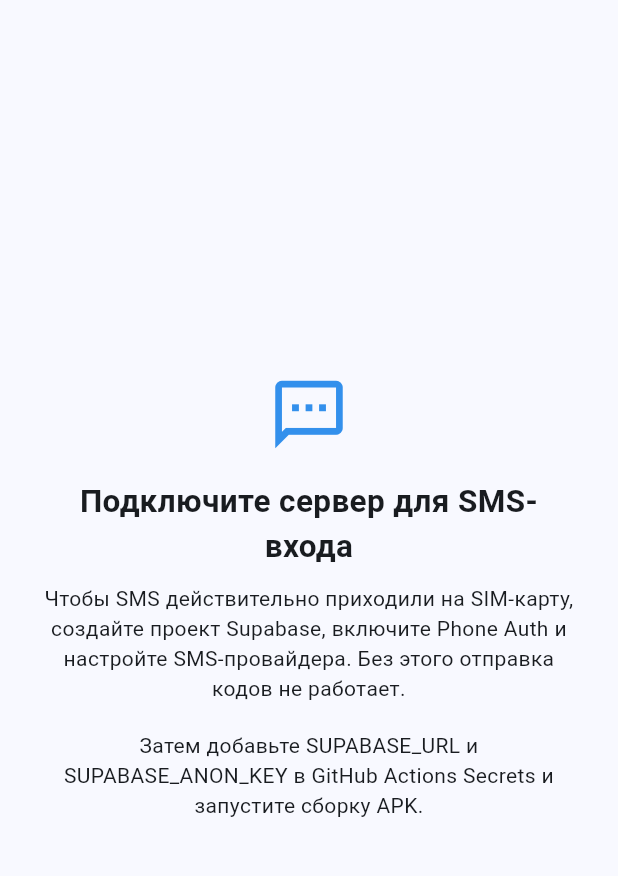
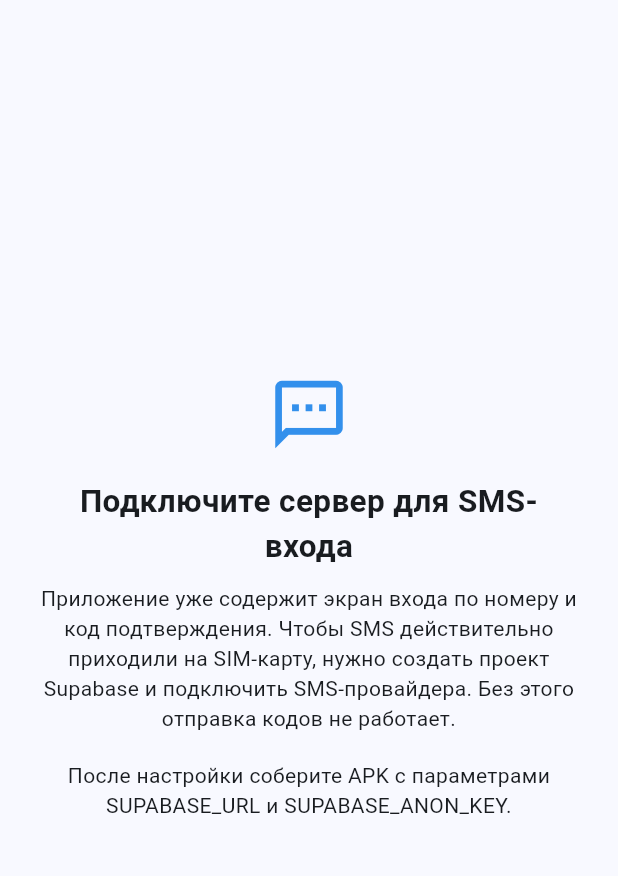
Before and after one commit to Fosre/Nexio, a Flutter app: the screen it shows after launch, on a phone screen of 412 x 824 dp, the part 63-939 px from its top. Run offline on Flutter 3.47's test engine with Material 3 defaults, Android fonts, the phone set to English and light mode, and no system bars; our stand-ins replace supabase_flutter; accounts and stored records are empty.

Commit message:
Add Nexio phone authentication and sticker UI

```diff
--- a/lib/main.dart
+++ b/lib/main.dart
@@ -16,12 +16,14 @@ Future<void> main() async {
 class NexioApp extends StatefulWidget {
   const NexioApp({super.key, required this.backendConfigured});
   final bool backendConfigured;
+
   @override
   State<NexioApp> createState() => _NexioAppState();
 }
 
 class _NexioAppState extends State<NexioApp> {
   ThemeMode mode = ThemeMode.system;
+
   @override
   Widget build(BuildContext context) {
     const blue = Color(0xFF3390EC);
@@ -35,26 +37,27 @@ class _NexioAppState extends State<NexioApp> {
       ),
       home: widget.backendConfigured
           ? AuthGate(onThemeChanged: (v) => setState(() => mode = v))
-          : const SetupRequired(),
+          : SetupRequired(onThemeChanged: (v) => setState(() => mode = v)),
     );
   }
 }
 
 class SetupRequired extends StatelessWidget {
-  const SetupRequired({super.key});
+  const SetupRequired({super.key, required this.onThemeChanged});
+  final ValueChanged<ThemeMode> onThemeChanged;
   @override
   Widget build(BuildContext context) => Scaffold(
     appBar: AppBar(title: const Text('Nexio')),
-    body: const Center(child: Padding(
-      padding: EdgeInsets.all(24),
+    body: Center(child: Padding(
+      padding: const EdgeInsets.all(24),
       child: Column(mainAxisSize: MainAxisSize.min, children: [
-        Icon(Icons.sms_outlined, size: 54, color: Color(0xFF3390EC)),
-        SizedBox(height: 16),
-        Text('Подключите сервер для SMS-входа', style: TextStyle(fontSize: 21, fontWeight: FontWeight.bold), textAlign: TextAlign.center),
-        SizedBox(height: 10),
-        Text('Чтобы SMS действительно приходили на SIM-карту, создайте проект Supabase, включите Phone Auth и настройте SMS-провайдера. Без этого отправка кодов не работает.', textAlign: TextAlign.center),
-        SizedBox(height: 18),
-        Text('Затем добавьте SUPABASE_URL и SUPABASE_ANON_KEY в GitHub Actions Secrets и запустите сборку APK.', textAlign: TextAlign.center),
+        const Icon(Icons.sms_outlined, size: 54, color: Color(0xFF3390EC)),
+        const SizedBox(height: 16),
+        const Text('Подключите сервер для SMS-входа', style: TextStyle(fontSize: 21, fontWeight: FontWeight.bold), textAlign: TextAlign.center),
+        const SizedBox(height: 10),
+        const Text('Приложение уже содержит экран входа по номеру и код подтверждения. Чтобы SMS действительно приходили на SIM-карту, нужно создать проект Supabase и подключить SMS-провайдера. Без этого отправка кодов не работает.', textAlign: TextAlign.center),
+        const SizedBox(height: 18),
+        const Text('После настройки соберите APK с параметрами SUPABASE_URL и SUPABASE_ANON_KEY.', textAlign: TextAlign.center),
       ]),
     )),
   );
@@ -67,16 +70,14 @@ class AuthGate extends StatelessWidget {
   Widget build(BuildContext context) => StreamBuilder<AuthState>(
     stream: Supabase.instance.client.auth.onAuthStateChange,
     builder: (context, snapshot) {
-      if (Supabase.instance.client.auth.currentSession != null) {
-        return HomeScreen(onThemeChanged: onThemeChanged);
-      }
-      return const PhoneAuthScreen();
+      final session = Supabase.instance.client.auth.currentSession;
+      if (session != null) return HomeScreen(onThemeChanged: onThemeChanged);
+      return PhoneAuthScreen();
     },
   );
 }
 
 class PhoneAuthScreen extends StatefulWidget {
-  const PhoneAuthScreen({super.key});
   @override
   State<PhoneAuthScreen> createState() => _PhoneAuthScreenState();
 }
@@ -90,17 +91,17 @@ class _PhoneAuthScreenState extends State<PhoneAuthScreen> {
   Future<void> sendCode() async {
     final number = phone.text.trim();
     if (!number.startsWith('+') || number.length < 8) {
-      setState(() => error = 'Введите номер в международном формате, например +380…');
+      setState(() => error = 'Введите номер в международном формате, например +33… или +7…');
       return;
     }
     setState(() { busy = true; error = null; });
     try {
       await Supabase.instance.client.auth.signInWithOtp(phone: number);
-      if (mounted) setState(() => sent = true);
+      setState(() => sent = true);
     } on AuthException catch (e) {
-      if (mounted) setState(() => error = e.message);
+      setState(() => error = e.message);
     } catch (_) {
-      if (mounted) setState(() => error = 'Не удалось отправить SMS. Проверьте настройки SMS-провайдера.');
+      setState(() => error = 'Не удалось отправить SMS. Проверьте настройки SMS-провайдера.');
     } finally {
       if (mounted) setState(() => busy = false);
     }
@@ -110,12 +111,14 @@ class _PhoneAuthScreenState extends State<PhoneAuthScreen> {
     setState(() { busy = true; error = null; });
     try {
       await Supabase.instance.client.auth.verifyOTP(
-        phone: phone.text.trim(), token: code.text.trim(), type: OtpType.sms,
+        phone: phone.text.trim(),
+        token: code.text.trim(),
+        type: OtpType.sms,
       );
     } on AuthException catch (e) {
-      if (mounted) setState(() => error = e.message);
+      setState(() => error = e.message);
     } catch (_) {
-      if (mounted) setState(() => error = 'Не удалось проверить код. Попробуйте ещё раз.');
+      setState(() => error = 'Не удалось проверить код. Попробуйте ещё раз.');
     } finally {
       if (mounted) setState(() => busy = false);
     }
@@ -138,7 +141,7 @@ class _PhoneAuthScreenState extends State<PhoneAuthScreen> {
           Text(sent ? 'Введите код из SMS' : 'Вход или регистрация', textAlign: TextAlign.center, style: Theme.of(context).textTheme.titleLarge),
           const SizedBox(height: 24),
           if (!sent) ...[
-            TextField(controller: phone, keyboardType: TextInputType.phone, decoration: const InputDecoration(labelText: 'Номер телефона', hintText: '+380 00 000 00 00', prefixIcon: Icon(Icons.phone), border: OutlineInputBorder())),
+            TextField(controller: phone, keyboardType: TextInputType.phone, decoration: const InputDecoration(labelText: 'Номер телефона', hintText: '+33 6 12 34 56 78', prefixIcon: Icon(Icons.phone), border: OutlineInputBorder())),
             const SizedBox(height: 14),
             FilledButton(onPressed: busy ? null : sendCode, child: Text(busy ? 'Отправка…' : 'Получить код')),
           ] else ...[
@@ -171,7 +174,6 @@ class _HomeScreenState extends State<HomeScreen> {
     {'name': 'Друзья', 'message': 'Отправили стикер', 'emoji': '😎'},
     {'name': 'Объявления', 'message': 'Новости проекта', 'emoji': '📢'},
   ];
-
   @override
   Widget build(BuildContext context) {
     final titles = ['Чаты', 'Контакты', 'Каналы', 'Звонки', 'Настройки'];
@@ -234,13 +236,11 @@ class _ChatScreenState extends State<ChatScreen> {
   final input = TextEditingController();
   final messages = <String>['Привет! Это Nexio 👋', 'Здесь появятся ваши сообщения после подключения сервера.'];
   final stickers = const ['🚀','💙','😂','🔥','👀','🥳','❤️','👍','🤝','✨','😎','🎉','🐱','🌈','💬','⭐'];
-
   void send(String value) {
     if (value.trim().isEmpty) return;
     setState(() => messages.add(value.trim()));
     input.clear();
   }
-
   void openStickers() {
     showModalBottomSheet(context: context, showDragHandle: true, builder: (ctx) => Padding(
       padding: const EdgeInsets.all(16),
@@ -253,10 +253,8 @@ class _ChatScreenState extends State<ChatScreen> {
       ]),
     ));
   }
-
   @override
   void dispose() { input.dispose(); super.dispose(); }
-
   @override
   Widget build(BuildContext context) => Scaffold(
     appBar: AppBar(title: Text(widget.name)),
```
